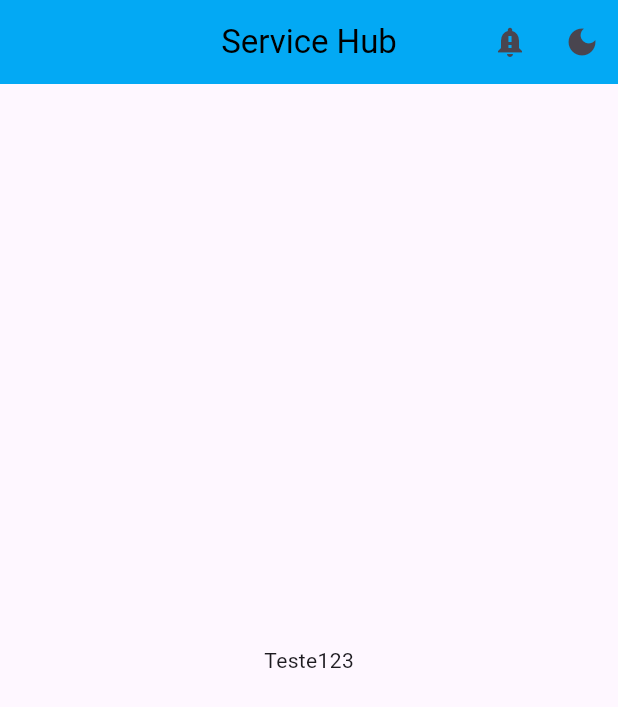
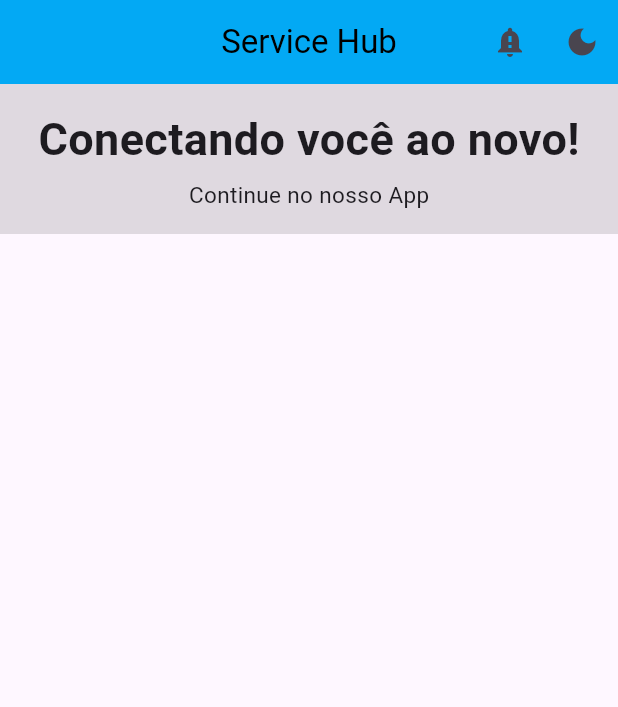
Before and after one commit to Thiago-Szejka/Servicehub_mobile, a Flutter app: the screen it shows after launch, on a phone screen of 412 x 824 dp. Shown: the top 707 px of the screen. Run offline on Flutter 3.47's test engine with Material 3 defaults, Android fonts, the phone set to English and light mode, and no system bars.

Commit message:
feat: add home structure and header component

```diff
--- /dev/null
+++ b/lib/features/home/home_body.dart
@@ -0,0 +1,16 @@
+import 'package:flutter/material.dart';
+
+import 'package:servicehub_mobile/shared/widgets/header.dart';
+
+class HomeBody extends StatelessWidget{
+  @override
+  Widget build(BuildContext context) {
+    return SingleChildScrollView(
+      child: Column(
+        children: [
+          Header(),
+        ],
+      ),
+    );
+  }
+}
--- a/lib/features/home/home_view.dart
+++ b/lib/features/home/home_view.dart
@@ -1,10 +1,11 @@
-
 import 'package:flutter/material.dart';
+import 'package:servicehub_mobile/features/home/home_body.dart';
 
 class HomeView extends StatefulWidget{
   @override
   State<HomeView> createState(){
-    return _HomeViewState();
+    return
+    _HomeViewState();
   }
 }
 
@@ -13,6 +14,9 @@ class _HomeViewState extends State<HomeView>{
   Color _titleColor = Colors.black;
   @override
   Widget build(BuildContext context) {
+
+    HomeBody();
+
     return Scaffold(
 
 
@@ -45,13 +49,8 @@ class _HomeViewState extends State<HomeView>{
         ],
       ),
 
-      body: Center(
-        child: Text(
-          "Teste123"
-        ),
+      body: HomeBody(),
 
-      ),
-
-    );
+      );
   }
 }
--- /dev/null
+++ b/lib/shared/widgets/header.dart
@@ -0,0 +1,45 @@
+
+import 'package:flutter/material.dart';
+
+
+class Header extends StatelessWidget{
+  @override
+  Widget build(BuildContext context) {
+    return Container(
+      width: double.infinity,
+      padding:EdgeInsets.symmetric(vertical: 15),
+      color: Colors.black12,
+      height: 100,
+      child: Column(
+        mainAxisAlignment: MainAxisAlignment.center,
+        crossAxisAlignment: CrossAxisAlignment.center,
+        children: [
+            Text(
+              'Conectando você ao novo!',
+              style: TextStyle(
+                fontSize: 30,
+                fontWeight: FontWeight.w600
+              ),
+            ),
+            SizedBox(height: 5,),
+            Text('Continue no nosso App',
+            style: TextStyle(
+              fontSize: 15,
+            ),
+            )
+
+        ],
+      ),
+
+
+
+
+//   child:
+//        Center(
+//        child:
+//            Text('Conectando você ao novo!'),
+//            heightFactor: 3,
+//        ),
+    );
+  }
+}
```
